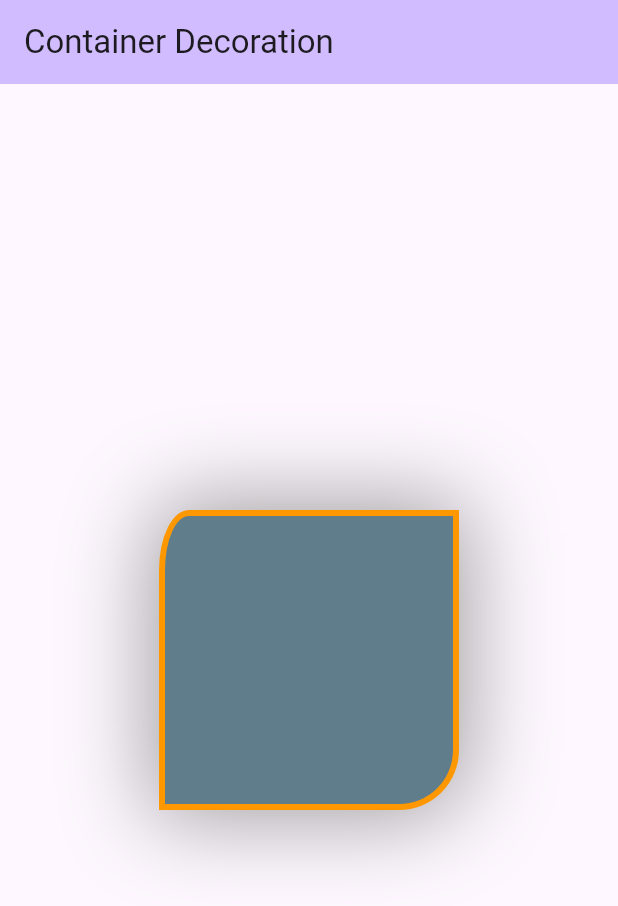
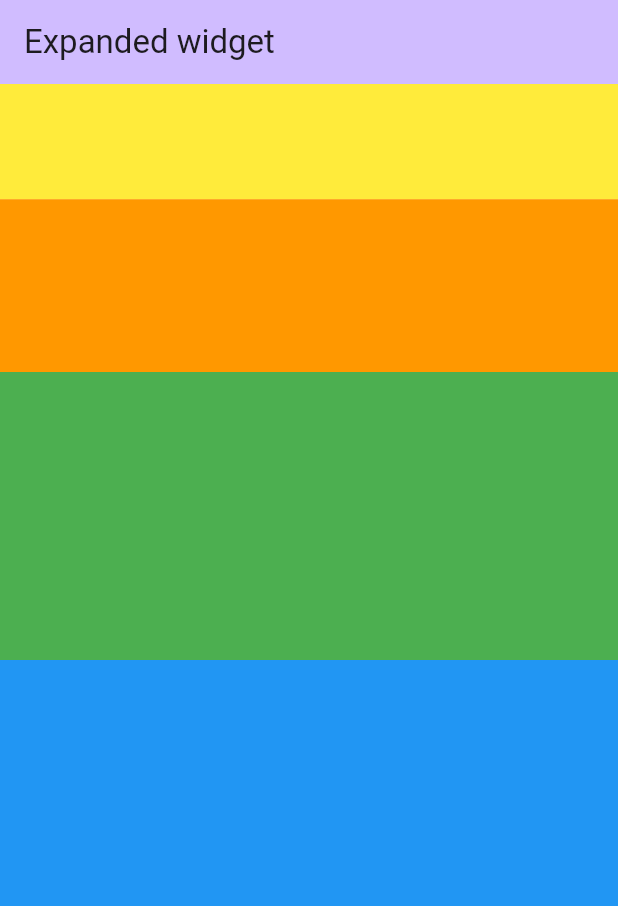
Before and after one commit to rahulhajare3585/Flutter_Training, a Flutter app: the screen it shows after launch, on a phone screen of 412 x 824 dp. Shown: the top 906 px of the screen. Run offline on Flutter 3.47's test engine with Material 3 defaults, Android fonts, the phone set to English and light mode, and no system bars.

Commit message:
expanded widget

```diff
--- a/lib/main.dart
+++ b/lib/main.dart
@@ -1,5 +1,6 @@
 import 'package:flutter/material.dart';
 import 'package:training_app/widgets/container_decoration.dart';
+import 'package:training_app/widgets/expanded_widget.dart';
 import 'package:training_app/widgets/list_view_separator.dart';
 
 void main() {
@@ -16,7 +17,7 @@ class FlutterApp extends StatelessWidget {
       theme: ThemeData(
         primarySwatch: Colors.red,
       ),
-      home: const ContainerDecoration(title: "Center widget"),
+      home: const ExpandedWidget(title: "Center widget"),
     );
   }
 }
--- /dev/null
+++ b/lib/widgets/expanded_widget.dart
@@ -0,0 +1,51 @@
+import 'package:flutter/material.dart';
+
+class ExpandedWidget extends StatefulWidget {
+  const ExpandedWidget({Key? key, required this.title}) : super(key: key);
+  final String title;
+
+  @override
+  State<ExpandedWidget> createState() => _ExpandedWidget();
+}
+
+class _ExpandedWidget extends State<ExpandedWidget> {
+  @override
+  Widget build(BuildContext context) {
+    return Scaffold(
+      appBar: AppBar(
+        backgroundColor: Theme.of(context).colorScheme.inversePrimary,
+        title: Text("Expanded widget"),
+      ),
+      body: Column(children: [
+        Expanded(
+          flex: 2,
+          child: Container(
+            height: 100,
+            color: Colors.yellow,
+          ),
+        ),
+        Expanded(
+          flex: 3,
+          child: Container(
+            height: 100,
+            color: Colors.orange,
+          ),
+        ),
+        Expanded(
+          flex: 5,
+          child: Container(
+            height: 100,
+            color: Colors.green,
+          ),
+        ),
+        Expanded(
+          flex: 10,
+          child: Container(
+            height: 100,
+            color: Colors.blue,
+          ),
+        ),
+      ]),
+    );
+  }
+}
```
